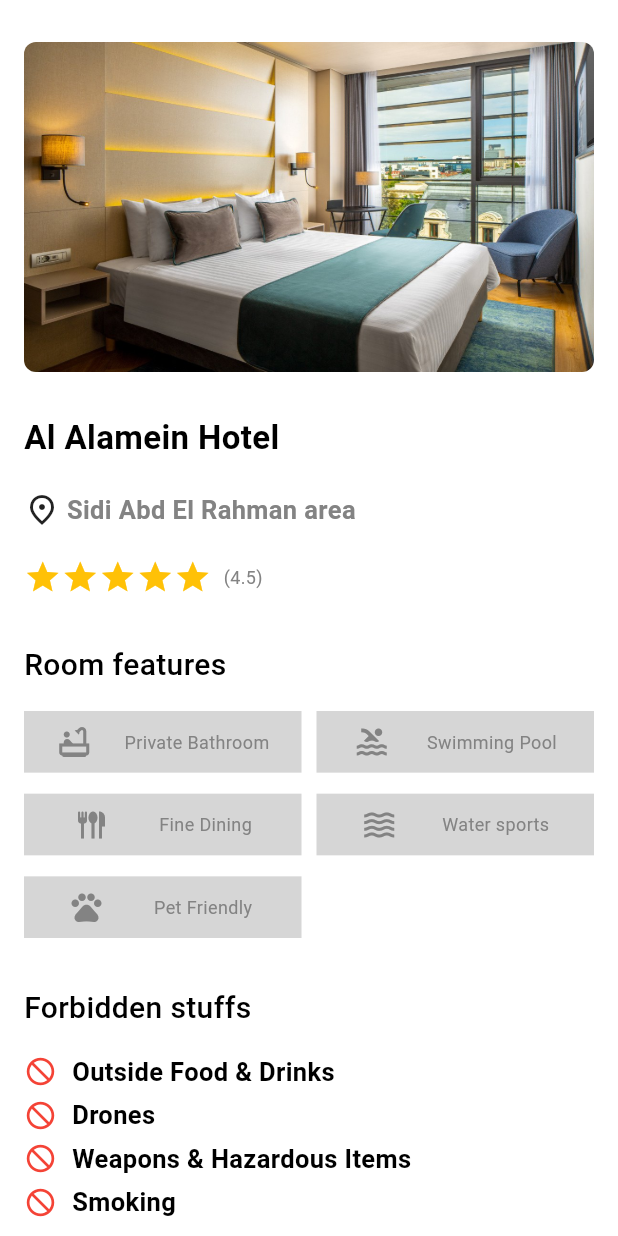
After one commit to MayadaALMaghribi/SntTravelApp, a Flutter app: the HotelDetailsViewBody screen opened directly, on a phone screen of 412 x 824 dp. The commit adds this screen. Run offline on Flutter 3.47's test engine with Material 3 defaults, Android fonts, the phone set to English and light mode, and no system bars; our stand-ins replace carousel_slider, curved_navigation_bar, dio, flutter_bloc, flutter_rating_bar, font_awesome_flutter and 4 more; accounts and stored records are empty; network calls fail.

Commit message:
Hotel deatils are done

```diff
--- a/lib/Features/hotels/presentation/views/filter_view.dart
+++ b/lib/Features/hotels/presentation/views/filter_view.dart
@@ -6,6 +6,6 @@ class FilterView extends StatelessWidget {
 
   @override
   Widget build(BuildContext context) {
-    return  FilterViewBody();
+    return const FilterViewBody();
   }
 }
--- /dev/null
+++ b/lib/Features/hotels/presentation/views/widgets/custom_card_feature_room.dart
@@ -0,0 +1,30 @@
+import 'package:flutter/material.dart';
+
+import '../../../../../core/utils/styles.dart';
+
+class CustomCardFeatureRoom extends StatelessWidget {
+  const CustomCardFeatureRoom(
+      {super.key, required this.icon, required this.text});
+  final IconData icon;
+  final String text;
+  @override
+  Widget build(BuildContext context) {
+    return Container(
+      height: 38,
+      constraints: const BoxConstraints(maxWidth: 140),
+      decoration: const BoxDecoration(
+        color: Color(0xffD6D6D6),
+      ),
+      child: Row(
+        mainAxisAlignment: MainAxisAlignment.spaceEvenly,
+        children: [
+          Icon(
+            icon,
+            color: const Color(0xff838383),
+          ),
+          Text(text, style: Styles.textStyle12)
+        ],
+      ),
+    );
+  }
+}
--- /dev/null
+++ b/lib/Features/hotels/presentation/views/widgets/custom_feature_room_feature_row.dart
@@ -0,0 +1,47 @@
+import 'package:flutter/material.dart';
+import 'package:sntegpito/Features/hotels/presentation/views/widgets/custom_card_feature_room.dart';
+
+// ignore: must_be_immutable
+class CustomFeatureRoomFeaturesGrid extends StatelessWidget {
+  CustomFeatureRoomFeaturesGrid({
+    super.key,
+  });
+  final List<CustomCardFeatureRoom> customCardFeatureRoom = [
+    const CustomCardFeatureRoom(
+      text: "Private Bathroom",
+      icon: Icons.bathtub_outlined,
+    ),
+    const CustomCardFeatureRoom(
+      text: "Swimming Pool",
+      icon: Icons.pool_outlined,
+    ),
+    const CustomCardFeatureRoom(
+      icon: Icons.flatware_outlined,
+      text: "Fine Dining",
+    ),
+    const CustomCardFeatureRoom(
+      icon: Icons.waves_outlined,
+      text: "Water sports",
+    ),
+    const CustomCardFeatureRoom(
+      icon: Icons.pets_outlined,
+      text: " Pet Friendly ",
+    ),
+  ];
+  @override
+  Widget build(BuildContext context) {
+    return GridView.builder(
+      shrinkWrap: true,
+      physics: const NeverScrollableScrollPhysics(),
+      gridDelegate: const SliverGridDelegateWithFixedCrossAxisCount(
+          crossAxisCount: 2,
+          crossAxisSpacing: 10,
+          mainAxisSpacing: 14,
+          childAspectRatio: 4.5),
+      itemCount: customCardFeatureRoom.length,
+      itemBuilder: (context, index) {
+        return customCardFeatureRoom[index];
+      },
+    );
+  }
+}
--- /dev/null
+++ b/lib/Features/hotels/presentation/views/widgets/custom_row_forbiden_stuffs.dart
@@ -0,0 +1,30 @@
+import 'package:flutter/material.dart';
+
+import '../../../../../core/utils/styles.dart';
+
+class CustomRowForbidenStuffs extends StatelessWidget {
+  const CustomRowForbidenStuffs({super.key, required this.text});
+  final String text;
+  @override
+  Widget build(BuildContext context) {
+    return Padding(
+      padding: const EdgeInsets.only(bottom: 5),
+      child: Row(
+        children: [
+          const Icon(
+            Icons.do_disturb_alt,
+            color: Colors.red,
+            size: 22,
+          ),
+          const SizedBox(
+            width: 10,
+          ),
+          Text(
+            text,
+            style: Styles.textStyle17,
+          )
+        ],
+      ),
+    );
+  }
+}
--- /dev/null
+++ b/lib/Features/hotels/presentation/views/widgets/hotel_details_view_body.dart
@@ -0,0 +1,121 @@
+import 'package:flutter/material.dart';
+import 'package:sntegpito/Features/hotels/presentation/views/widgets/custom_feature_room_feature_row.dart';
+import 'package:sntegpito/Features/hotels/presentation/views/widgets/custom_row_forbiden_stuffs.dart';
+import '../../../../../core/utils/styles.dart';
+import '../../../../../core/widgets/custom_button.dart';
+import '../../../../Destionations/presentation/views/widgets/rating_test.dart';
+
+class HotelDetailsViewBody extends StatelessWidget {
+  const HotelDetailsViewBody({super.key});
+
+  @override
+  Widget build(BuildContext context) {
+    return SafeArea(
+      child: Scaffold(
+        body: CustomScrollView(
+          slivers: [
+            SliverToBoxAdapter(
+              child: Padding(
+                padding: const EdgeInsets.only(left: 16, right: 16),
+                child: Column(
+                  //mainAxisAlignment: MainAxisAlignment.start,
+                  crossAxisAlignment: CrossAxisAlignment.start,
+                  children: [
+                    const CustomImageDetailsHotel(),
+                    Text(
+                      "Al Alamein Hotel",
+                      style: Styles.textStyle22.copyWith(color: Colors.black),
+                    ),
+                    Padding(
+                      padding: const EdgeInsets.only(top: 20, bottom: 20),
+                      child: Row(
+                        children: [
+                          const Icon(Icons.place_outlined, size: 24),
+                          Text(
+                            " Sidi Abd El Rahman area",
+                            style: Styles.textStyle17.copyWith(
+                              color: const Color(0xff838383),
+                            ),
+                          ),
+                        ],
+                      ),
+                    ),
+                    const Padding(
+                      padding: EdgeInsets.only(bottom: 32),
+                      child: RatingTest(),
+                    ),
+                    Text(
+                      "Room features",
+                      style: Styles.textStyle20.copyWith(
+                          color: Colors.black, fontWeight: FontWeight.w500),
+                    ),
+                    const SizedBox(
+                      height: 16,
+                    ),
+                    CustomFeatureRoomFeaturesGrid(),
+                    const SizedBox(
+                      height: 32,
+                    ),
+                    Text(
+                      "Forbidden stuffs",
+                      style: Styles.textStyle20.copyWith(
+                          color: Colors.black, fontWeight: FontWeight.w500),
+                    ),
+                    const SizedBox(
+                      height: 16,
+                    ),
+                    const CustomRowForbidenStuffs(
+                        text: "Outside Food & Drinks"),
+                    const CustomRowForbidenStuffs(text: "Drones"),
+                    const CustomRowForbidenStuffs(
+                        text: "Weapons & Hazardous Items"),
+                    const CustomRowForbidenStuffs(text: "Smoking"),
+                    const SizedBox(
+                      height: 20,
+                    ),
+                    CustomButton(
+                      child: const Text(
+                        "Reserve a property",
+                        style: Styles.textStyle22,
+                      ),
+                      ontap: () {},
+                    )
+                  ],
+                ),
+              ),
+            ),
+            const SliverFillRemaining(),
+          ],
+        ),
+      ),
+    );
+  }
+}
+
+class CustomImageDetailsHotel extends StatelessWidget {
+  const CustomImageDetailsHotel({
+    super.key,
+  });
+
+  @override
+  Widget build(BuildContext context) {
+    return Padding(
+      padding: const EdgeInsets.only(top: 28, bottom: 27),
+      child: SizedBox(
+        height: 220,
+        child: AspectRatio(
+          aspectRatio: 17 / 7,
+          child: Container(
+            decoration: BoxDecoration(
+              image: const DecorationImage(
+                image: AssetImage("assets/images/room.jpg"),
+                fit: BoxFit.fill,
+              ),
+              borderRadius: BorderRadius.circular(8),
+            ),
+          ),
+        ),
+      ),
+    );
+  }
+}
--- a/lib/core/widgets/custom_button.dart
+++ b/lib/core/widgets/custom_button.dart
@@ -3,7 +3,7 @@ import 'package:flutter/material.dart';
 class CustomButton extends StatelessWidget {
   final Widget child;
   final Function() ontap;
- // final double width;
+  // final double width;
   const CustomButton({
     super.key,
     required this.child,
@@ -15,7 +15,7 @@ class CustomButton extends StatelessWidget {
   Widget build(BuildContext context) {
     return SizedBox(
       // استخدام SizedBox بدلاً من Container هنا
-      height: 50,
+      height: 60,
       width: double.infinity,
       child: ElevatedButton(
         style: ElevatedButton.styleFrom(
```
Also changed, not shown: lib/Features/entertainment/presentation/views/widgets/feature_card_icon.dart (+10 -5 lines), lib/Features/entertainment/presentation/views/widgets/feature_list_icon.dart (+23 -4 lines), lib/Features/hotels/presentation/views/home_hotel_view.dart (added, +11 -0 lines), lib/Features/hotels/presentation/views/hotel_details_view.dart (added, +11 -0 lines), lib/Features/hotels/presentation/views/widgets/custom_button_filter_hotel.dart (added, +39 -0 lines), lib/Features/hotels/presentation/views/widgets/custom_function_search_hotel.dart (added, +39 -0 lines), lib/Features/hotels/presentation/views/widgets/home_hotel_view_body.dart (added, +60 -0 lines), lib/Features/hotels/presentation/views/widgets/search_hotel.dart (added, +70 -0 lines), assets/images/hotel.png (added), assets/images/search_hotel.png (added), pubspec.lock.
